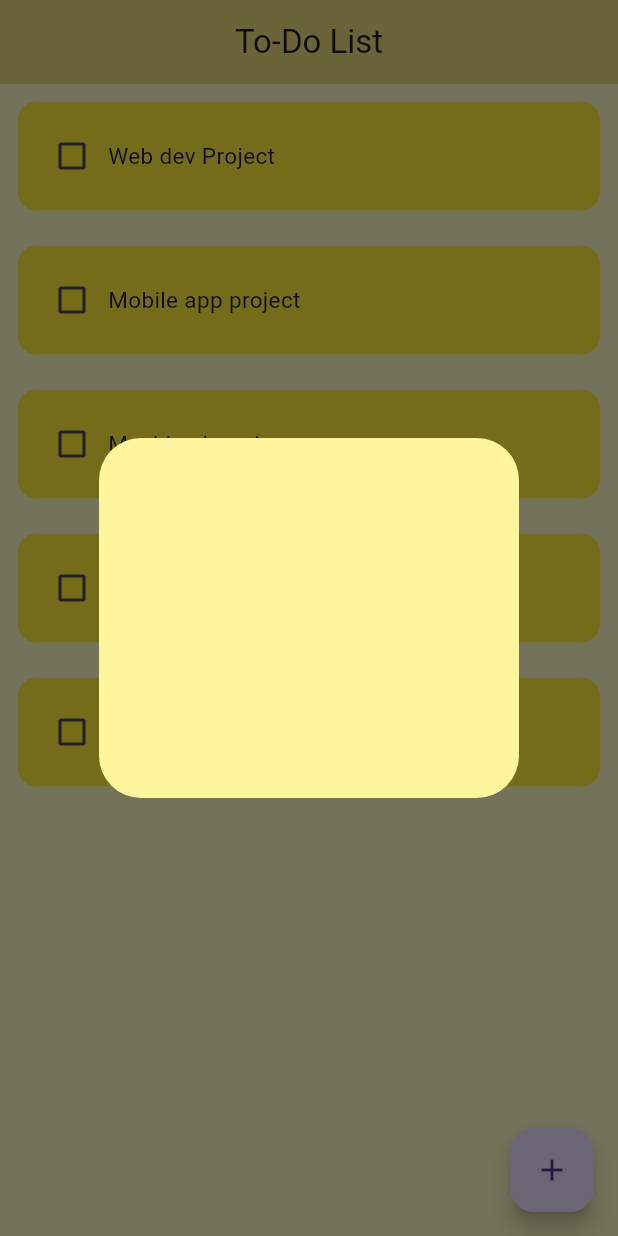
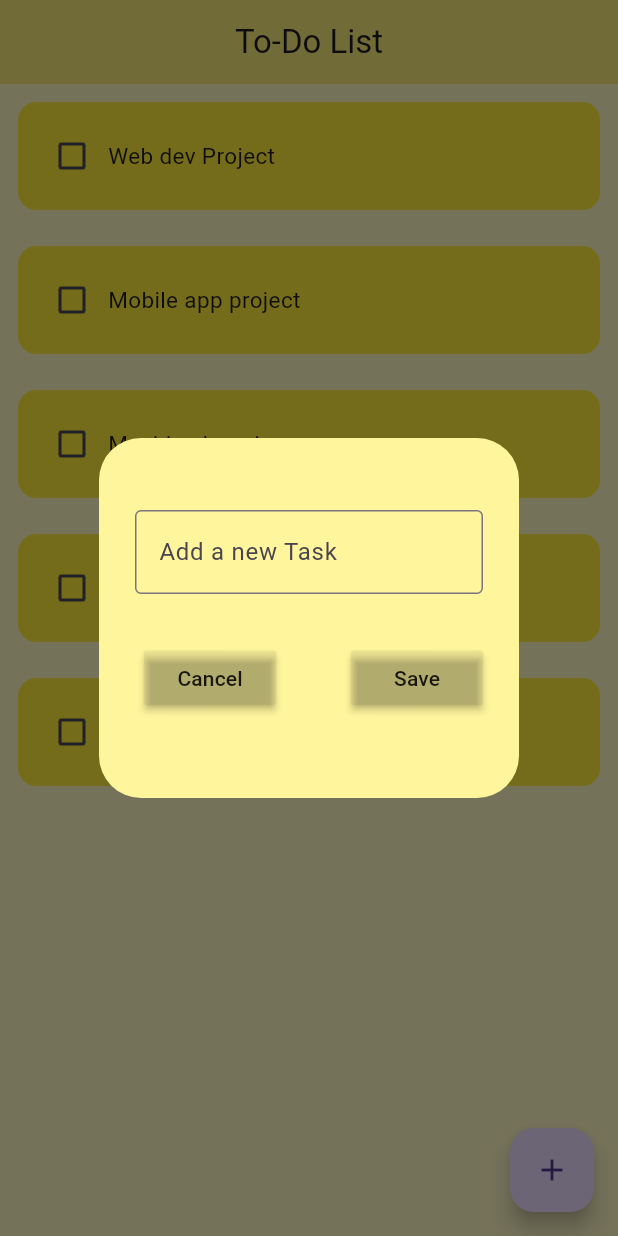
Before and after one commit to Saadaqmacalin/ToDoList_App_Flutter, a Flutter app: the screen it shows after launch, after a tap on the "add" icon, on a phone screen of 412 x 824 dp. Run offline on Flutter 3.47's test engine with Material 3 defaults, Android fonts, the phone set to English and light mode, and no system bars; drawn by our look-alikes of flutter_slidable.

```diff
--- a/lib/Components/dialog_box.dart
+++ b/lib/Components/dialog_box.dart
@@ -1,13 +1,45 @@
 import 'package:flutter/material.dart';
+import 'package:todolist/Components/my_buttons.dart';
 
 class DialogBox extends StatelessWidget {
-  const DialogBox({super.key});
+  final TextEditingController controller;
+  VoidCallback save;
+  VoidCallback cancel;
+
+  DialogBox({
+    super.key,
+    required this.controller,
+    required this.save,
+    required this.cancel,
+  });
 
   @override
   Widget build(BuildContext context) {
     return AlertDialog(
       backgroundColor: Colors.yellow[200],
-      content: Container(height: 200,),
+      content: Container(
+        height: 200,
+        child: Column(
+          mainAxisAlignment: MainAxisAlignment.spaceEvenly,
+          children: [
+            TextField(
+              controller: controller,
+              decoration: InputDecoration(
+                border: OutlineInputBorder(),
+                hintText: "Add a new Task",
+              ),
+            ),
+            Row(
+              mainAxisAlignment: MainAxisAlignment.end,
+              children: [
+                myButton(text: "Cancel", onPressed: cancel),
+                const SizedBox(width: 50),
+                myButton(text: "Save", onPressed: save),
+              ],
+            ),
+          ],
+        ),
+      ),
     );
   }
 }
--- /dev/null
+++ b/lib/Components/my_buttons.dart
@@ -0,0 +1,18 @@
+import 'package:flutter/material.dart';
+
+class myButton extends StatelessWidget {
+  final String text;
+  VoidCallback onPressed;
+  myButton({super.key, required this.text, required this.onPressed});
+
+  @override
+  Widget build(BuildContext context) {
+    return MaterialButton(
+
+      onPressed: onPressed,
+      color: Theme.of(context).hoverColor,
+
+      child: Text(text),
+    );
+  }
+}
--- a/lib/Components/todo_tile.dart
+++ b/lib/Components/todo_tile.dart
@@ -1,14 +1,19 @@
 import 'package:flutter/material.dart';
+import 'package:flutter_slidable/flutter_slidable.dart';
 
 class ToDoTile extends StatelessWidget {
   final String taskName;
   final bool taskCompleted;
+  // final VoidCallback onDelete;
+  Function(BuildContext)? deleteFunction;
   Function(bool?)? onChanged;
 
   ToDoTile({
     super.key,
     required this.taskName,
     required this.taskCompleted,
+    // required this.onDelete,
+    required this.deleteFunction,
     required this.onChanged,
   });
 
@@ -16,9 +21,25 @@ class ToDoTile extends StatelessWidget {
   Widget build(BuildContext context) {
     return Padding(
       padding: EdgeInsets.all(12),
+      child: Slidable(
+        endActionPane: ActionPane(
+          motion: StretchMotion(),
+          children: [
+            SlidableAction(
+              onPressed: deleteFunction,
+              icon: Icons.delete,
+              backgroundColor: Colors.yellow.shade200,
+            ),
+          ],
+        ),
         child: Container(
-        // margin: EdgeInsets.only(top: 45),
           padding: EdgeInsets.all(12),
+
+          decoration: BoxDecoration(
+            borderRadius: BorderRadius.circular(12),
+            color: Colors.yellow,
+          ),
+
           child: Row(
             children: [
               Checkbox(
@@ -26,7 +47,9 @@ class ToDoTile extends StatelessWidget {
                 onChanged: onChanged,
                 activeColor: Colors.black,
               ),
-            Text(
+
+              Expanded(
+                child: Text(
                   taskName,
                   style: TextStyle(
                     fontSize: 15,
@@ -35,11 +58,14 @@ class ToDoTile extends StatelessWidget {
                         : TextDecoration.none,
                   ),
                 ),
+              ),
+
+              // IconButton(
+              //   icon: Icon(Icons.cancel, size: 30, color: Colors.yellow[900]),
+              //   onPressed: deleteFunction,
+              // ),
             ],
           ),
-        decoration: BoxDecoration(
-          borderRadius: BorderRadius.circular(12),
-          color: Colors.yellow,
         ),
       ),
     );
--- a/lib/pages/home.dart
+++ b/lib/pages/home.dart
@@ -10,6 +10,8 @@ class HomePage extends StatefulWidget {
 }
 
 class _HomePageState extends State<HomePage> {
+  final _controller = TextEditingController();
+
   List todolist = [
     ["Web dev Project", false],
     ["Mobile app project", false],
@@ -23,15 +25,33 @@ class _HomePageState extends State<HomePage> {
       todolist[index][1] = !todolist[index][1];
     });
   }
+  void saveNewTask(){
+    setState(() {
+      if (_controller.text.trim().isEmpty) return;
+      todolist.add([_controller.text,false]);
+      _controller.clear();
+    });
+    Navigator.of(context).pop();
+  }
+
+  void deleteTask(int index){
+    setState(() {
+      todolist.removeAt(index);
+    });
+  }
+
  void createNewTask() {
   showDialog(
     context: context,
     builder: (context) {
-      return DialogBox();
+      return DialogBox(
+        controller: _controller,
+        save: saveNewTask,
+        cancel: ()=>Navigator.of(context).pop(),
+      ); // calls Dialogbox class
     },
   );
 }
-
 
   @override
   Widget build(BuildContext context) {
@@ -39,21 +59,24 @@ class _HomePageState extends State<HomePage> {
       backgroundColor: Colors.yellow[100],
       appBar: AppBar(
         backgroundColor: Colors.yellow[300],
-        elevation: 12,
+        elevation:1,
         title: const Text("To-Do List"),
         centerTitle: true,
       ),
+
       floatingActionButton: FloatingActionButton(
         onPressed: createNewTask,
           child:Icon(Icons.add)
+      ),
 
-      ),
       body: ListView.builder(
         itemCount: todolist.length,
         itemBuilder: (context, index) {
           return ToDoTile(
             taskName: todolist[index][0],
             taskCompleted: todolist[index][1],
+            // onDelete: ()=>onDelete(index),
+            deleteFunction: (context)=>deleteTask(index),
             onChanged: (value) => checkBoxChanged(value, index),
           );
         },
--- a/pubspec.yaml
+++ b/pubspec.yaml
@@ -34,6 +34,7 @@ dependencies:
   # The following adds the Cupertino Icons font to your application.
   # Use with the CupertinoIcons class for iOS style icons.
   cupertino_icons: ^1.0.8
+  flutter_slidable: ^4.0.3
 
 dev_dependencies:
   flutter_test:
```
Also changed, not shown: lib/main.dart (+21 -6 lines), pubspec.lock. Lines whose indentation alone changed are shown as unchanged.
